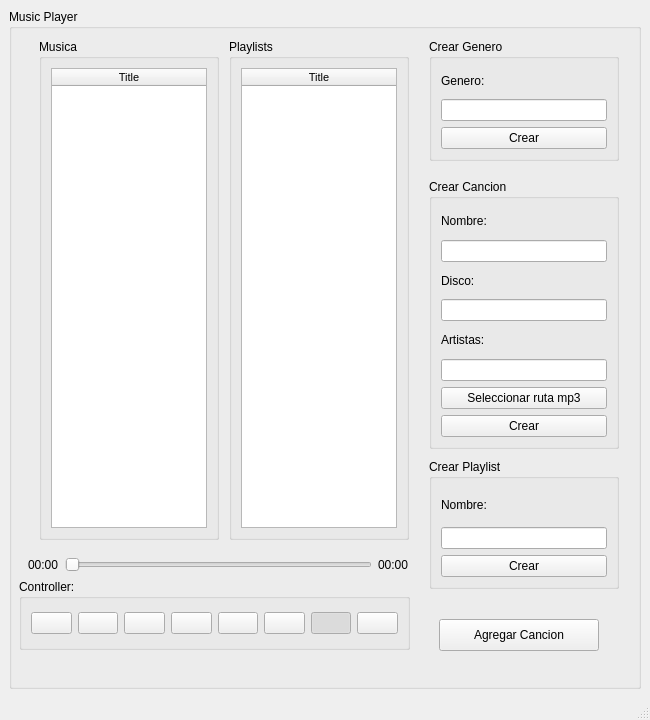
Old version of the form Music Player/GUI/uiexample.ui in the repository jairoaguilarts/Music-Player.
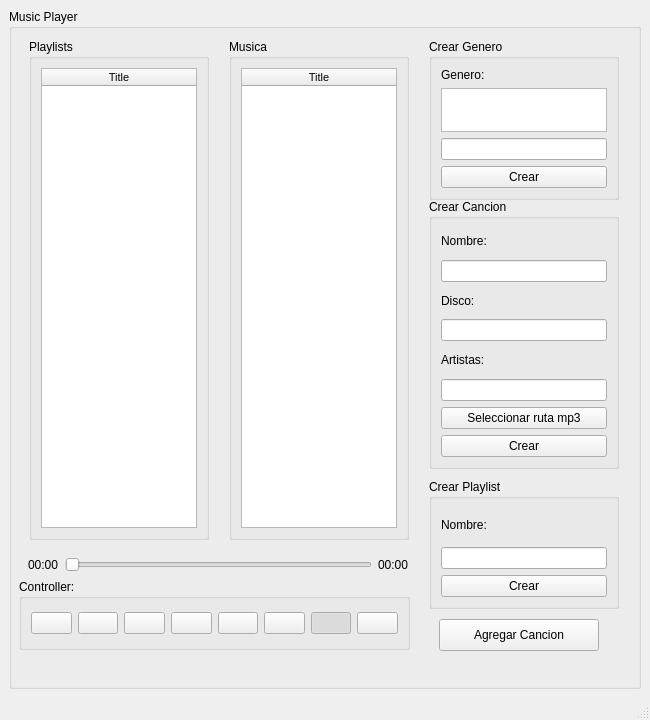
New version of the form. Icons and pictures are not drawn.

Diff of the .ui file:
```diff
--- a/Music Player/GUI/uiexample.ui
+++ b/Music Player/GUI/uiexample.ui
@@ -216,7 +216,7 @@
          <x>420</x>
          <y>30</y>
          <width>190</width>
-         <height>122</height>
+         <height>161</height>
         </rect>
        </property>
        <property name="sizePolicy">
@@ -242,6 +242,9 @@
           </property>
          </widget>
         </item>
+        <item>
+         <widget class="QListView" name="listGenero"/>
+        </item>
         <item>
          <widget class="QLineEdit" name="lineGenero"/>
         </item>
@@ -258,7 +261,7 @@
        <property name="geometry">
         <rect>
          <x>420</x>
-         <y>170</y>
+         <y>190</y>
          <width>190</width>
          <height>270</height>
         </rect>
@@ -329,7 +332,7 @@
        <property name="geometry">
         <rect>
          <x>420</x>
-         <y>450</y>
+         <y>470</y>
          <width>190</width>
          <height>130</height>
         </rect>
@@ -411,7 +414,7 @@
       <widget class="QGroupBox" name="groupBox_2">
        <property name="geometry">
         <rect>
-         <x>30</x>
+         <x>220</x>
          <y>30</y>
          <width>180</width>
          <height>501</height>
@@ -491,7 +494,7 @@
       <widget class="QGroupBox" name="groupBox_3">
        <property name="geometry">
         <rect>
-         <x>220</x>
+         <x>20</x>
          <y>30</y>
          <width>180</width>
          <height>501</height>
```
